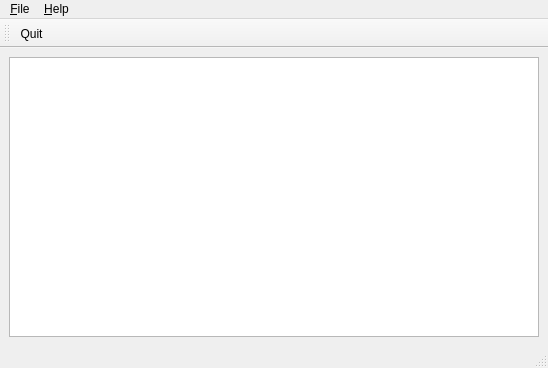
First picture: the form in src/mainwindow.ui, repository lxqt/lxqt-config, before the edit.
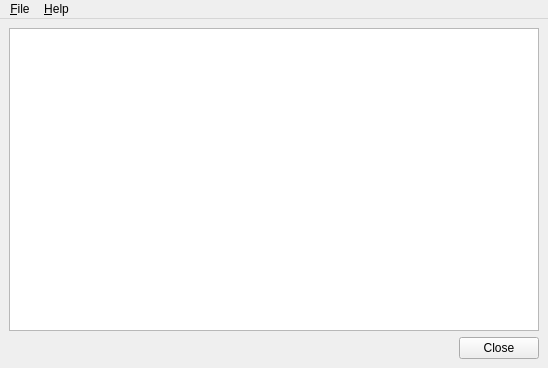
Second picture: the form after the edit.

Commit message: unify razor-config look

```diff
--- a/src/mainwindow.ui
+++ b/src/mainwindow.ui
@@ -28,6 +28,13 @@
       </property>
      </widget>
     </item>
+    <item row="1" column="0">
+     <widget class="QDialogButtonBox" name="buttonBox">
+      <property name="standardButtons">
+       <set>QDialogButtonBox::Close</set>
+      </property>
+     </widget>
+    </item>
    </layout>
   </widget>
   <widget class="QMenuBar" name="menubar">
@@ -55,19 +62,6 @@
    <addaction name="menu_File"/>
    <addaction name="menuHelp"/>
   </widget>
-  <widget class="QStatusBar" name="statusbar"/>
-  <widget class="QToolBar" name="toolBar">
-   <property name="windowTitle">
-    <string>toolBar</string>
-   </property>
-   <attribute name="toolBarArea">
-    <enum>TopToolBarArea</enum>
-   </attribute>
-   <attribute name="toolBarBreak">
-    <bool>false</bool>
-   </attribute>
-   <addaction name="action_Quit"/>
-  </widget>
   <action name="action_Quit">
    <property name="text">
     <string>&amp;Quit</string>
```
Left out of the diff: 19 changed lines with no effect on the pictures. The commit also changes 1 other file.
